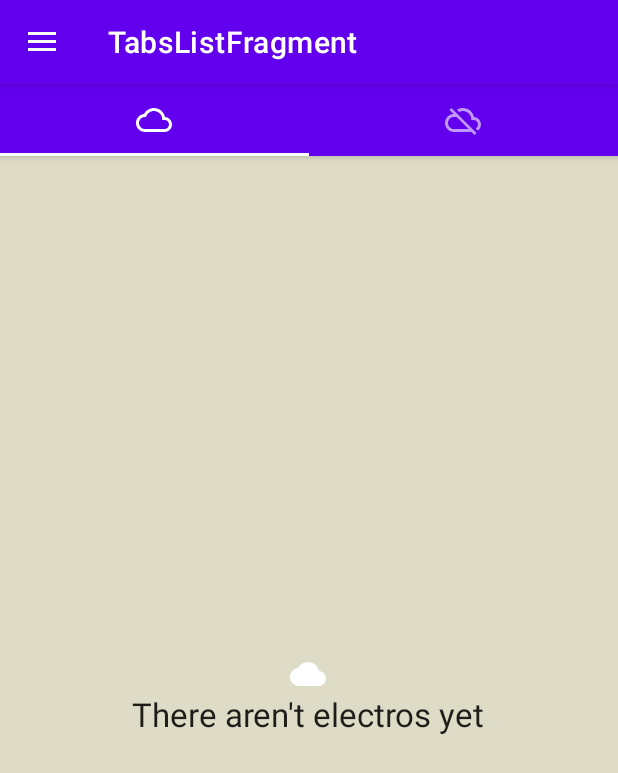
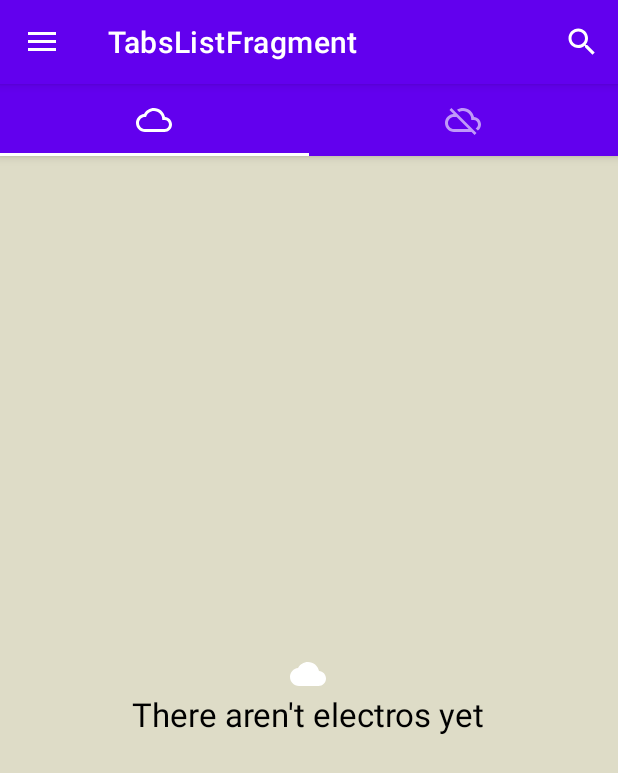
Before and after one commit to IsmaelRP/TFG, an Android app: the TabsListFragment screen opened through its navigation route, on a phone screen of 412 x 824 dp. Shown: the top 773 px of the screen. Run offline under Robolectric (Android 15) with nearby library versions, the phone set to English and light mode, and no system bars; our stand-ins replace Firebase (no records; nobody signed in at launch, a user with empty details on screens opened directly), data binding, navigation-ui; 3 statements that could not run were skipped.

Commit message:
V.7.3
Implementados items de menú correctamente, TODO hacer uso de lupa de búsqueda para las listas

```diff
--- a/app/src/main/java/project/tfg/ecgscan/ui/home/HomeFragment.java
+++ b/app/src/main/java/project/tfg/ecgscan/ui/home/HomeFragment.java
@@ -9,8 +9,6 @@ import android.os.Bundle;
 import android.provider.MediaStore;
 import android.text.InputType;
 import android.view.LayoutInflater;
-import android.view.Menu;
-import android.view.MenuInflater;
 import android.view.View;
 import android.view.ViewGroup;
 import android.widget.EditText;
@@ -38,7 +36,6 @@ import java.time.LocalDate;
 import java.time.format.DateTimeFormatter;
 import java.util.Objects;
 
-import project.tfg.ecgscan.R;
 import project.tfg.ecgscan.data.Event;
 import project.tfg.ecgscan.databinding.FragmentHomeBinding;
 import project.tfg.ecgscan.ui.secondActivity.SecondActivityViewModel;
@@ -59,17 +56,10 @@ public class HomeFragment extends Fragment {
     }
 
     @Override
-    public void onCreateOptionsMenu(@NonNull Menu menu, @NonNull MenuInflater inflater) {
-        inflater.inflate(R.menu.main_menu, menu);
-        super.onCreateOptionsMenu(menu, inflater);
-    }
-
-    @Override
     public View onCreateView(LayoutInflater inflater, ViewGroup container, Bundle savedInstanceState) {
         b = FragmentHomeBinding.inflate(inflater, container, false);
         return b.getRoot();
     }
-
 
     private void startImageFunctionality(Bitmap image) {
         b.imageView.setImageBitmap(image);
--- a/app/src/main/java/project/tfg/ecgscan/ui/list/ListFragment.java
+++ b/app/src/main/java/project/tfg/ecgscan/ui/list/ListFragment.java
@@ -3,8 +3,6 @@ package project.tfg.ecgscan.ui.list;
 import android.graphics.BitmapFactory;
 import android.os.Bundle;
 import android.view.LayoutInflater;
-import android.view.Menu;
-import android.view.MenuInflater;
 import android.view.View;
 import android.view.ViewGroup;
 
@@ -30,7 +28,6 @@ import java.util.Collections;
 import java.util.Date;
 import java.util.List;
 
-import project.tfg.ecgscan.R;
 import project.tfg.ecgscan.data.ElectroImage;
 import project.tfg.ecgscan.data.Event;
 import project.tfg.ecgscan.databinding.FragmentListBinding;
@@ -49,12 +46,6 @@ public class ListFragment extends Fragment {
     private ListFragmentAdapter listAdapter;
 
     private int aux = 0;
-
-    @Override
-    public void onCreate(@Nullable Bundle savedInstanceState) {
-        setHasOptionsMenu(true);
-        super.onCreate(savedInstanceState);
-    }
 
     public static ListFragment newInstance() {
         return new ListFragment();
@@ -124,16 +115,9 @@ public class ListFragment extends Fragment {
     @Override
     public View onCreateView(LayoutInflater inflater, ViewGroup container, Bundle savedInstanceState) {
         b = FragmentListBinding.inflate(inflater, container, false);
-        setHasOptionsMenu(true);
         return b.getRoot();
     }
 
-    @Override
-    public void onCreateOptionsMenu(@NonNull Menu menu, @NonNull MenuInflater inflater) {
-        inflater.inflate(R.menu.menu_list, menu);
-
-        super.onCreateOptionsMenu(menu, inflater);
-    }
 
     private void setupViews(View view) {
         secondVM = ViewModelProviders.of(requireActivity()).get(SecondActivityViewModel.class);
--- a/app/src/main/java/project/tfg/ecgscan/ui/secondActivity/SecondActivity.java
+++ b/app/src/main/java/project/tfg/ecgscan/ui/secondActivity/SecondActivity.java
@@ -4,6 +4,8 @@ import android.content.Intent;
 import android.content.SharedPreferences;
 import android.os.Bundle;
 import android.util.Log;
+import android.view.Menu;
+import android.view.MenuInflater;
 import android.view.MenuItem;
 
 import androidx.annotation.Nullable;
@@ -44,6 +46,7 @@ public class SecondActivity extends AppCompatActivity {
     private SharedPreferences preferences;
     private FirebaseStorage storage;
     private StorageReference storageRef;
+    private Toolbar toolbar;
 
     @Override
     protected void onCreate(@Nullable Bundle savedInstanceState) {
@@ -53,7 +56,13 @@ public class SecondActivity extends AppCompatActivity {
         setupNavigationGraph();
         setupPreferences();
         setupFirebaseStorage();
+    }
 
+    @Override
+    public boolean onCreateOptionsMenu(Menu menu) {
+        MenuInflater inflater = getMenuInflater();
+        inflater.inflate(R.menu.main_menu, menu);
+        return true;
     }
 
     private void setupFirebaseStorage() {
@@ -63,6 +72,7 @@ public class SecondActivity extends AppCompatActivity {
         secondActivityViewModel.setFirebaseStorage(storage);
         secondActivityViewModel.setStorageReference(storageRef);
     }
+
 
     private FirebaseStorage configureFirebase(String projectID, String applicationID, String APIkey, String databaseURL) {
         FirebaseOptions options = new FirebaseOptions.Builder()
@@ -93,39 +103,39 @@ public class SecondActivity extends AppCompatActivity {
     }
 
 
-
     private void setupViews() {
         secondActivityViewModel = ViewModelProviders.of(this, new SecondActivityViewModelFactory()).get(SecondActivityViewModel.class);
 
-        Toolbar myToolbar = Objects.requireNonNull(findViewById(R.id.my_toolbar));
+        toolbar = Objects.requireNonNull(findViewById(R.id.my_toolbar));
 
-        setSupportActionBar(myToolbar);
+        setSupportActionBar(toolbar);
+
         navController = Navigation.findNavController(this, R.id.nav_second_host_fragment);
 
         navigationView = ActivityCompat.requireViewById(this, R.id.mainNavigationView);
         drawerLayout = Objects.requireNonNull(findViewById(R.id.mainDrawer));
 
-        navController.addOnDestinationChangedListener(
-                (controller, destination, arguments) -> setTitle(destination.getLabel()));
-
+        //navController.addOnDestinationChangedListener(
+          //      (controller, destination, arguments) -> setTitle(destination.getLabel()));
 
         navController.addOnDestinationChangedListener((controller, destination, arguments) -> {
+            String test = destination.getDisplayName();
             switch (destination.getId()) {
-                case R.id.listFragment:
-                    navigationView.getMenu().clear();
-                    navigationView.inflateMenu(R.menu.menu_list);
+                case R.id.tabsListFragment:
+                    toolbar.getMenu().clear();
+                    toolbar.inflateMenu(R.menu.menu_list);
                     break;
                 default:
-                    navigationView.getMenu().clear();
-                    navigationView.inflateMenu(R.menu.main_menu);
+                    toolbar.getMenu().clear();
+                    toolbar.inflateMenu(R.menu.main_menu);
                     break;
             }
         });
 
+
         appBarConfiguration = new AppBarConfiguration.Builder(R.id.homeFragment, R.id.listFragment, R.id.settingsFragment, R.id.tabsListFragment).setDrawerLayout(drawerLayout).build();
 
         NavigationUI.setupActionBarWithNavController(this, navController, appBarConfiguration);
-
     }
 
 
@@ -212,17 +222,6 @@ public class SecondActivity extends AppCompatActivity {
     }
 
 
-    /*@Override
-    public void onBackPressed() {
-        DrawerLayout mainDrawer = findViewById(R.id.mainDrawer);
-        if (mainDrawer != null && mainDrawer.isDrawerOpen(GravityCompat.START)) {
-            mainDrawer.closeDrawer(GravityCompat.START);
-        } else {
-            super.onBackPressed();
-        }
-    }
-
-     */
 
 
 }
--- a/app/src/main/java/project/tfg/ecgscan/ui/tabsList/TabsListFragment.java
+++ b/app/src/main/java/project/tfg/ecgscan/ui/tabsList/TabsListFragment.java
@@ -2,8 +2,6 @@ package project.tfg.ecgscan.ui.tabsList;
 
 import android.os.Bundle;
 import android.view.LayoutInflater;
-import android.view.Menu;
-import android.view.MenuInflater;
 import android.view.View;
 import android.view.ViewGroup;
 
@@ -27,12 +25,6 @@ public class TabsListFragment extends Fragment {
 
     private FragmentTabslistBinding b;
     private SecondActivityViewModel vm;
-
-    @Override
-    public void onCreate(@Nullable Bundle savedInstanceState) {
-        super.onCreate(savedInstanceState);
-        setHasOptionsMenu(true);
-    }
 
 
     @Override
@@ -98,14 +90,6 @@ public class TabsListFragment extends Fragment {
         });
     }
 
-    @Override
-    public void onCreateOptionsMenu(@NonNull Menu menu, @NonNull MenuInflater inflater) {
-        inflater.inflate(R.menu.tabs_menu, menu);
-
-        super.onCreateOptionsMenu(menu, inflater);
-    }
-
-
     /*
     private void changeToolbarScrollBehavior(boolean scrollable) {
         AppBarLayout.LayoutParams params =
--- a/app/src/main/res/menu/main_menu.xml
+++ b/app/src/main/res/menu/main_menu.xml
@@ -7,12 +7,12 @@
         android:id="@+id/menu_logout"
         android:icon="@drawable/ic_baseline_logout_24"
         android:title="@string/logout"
-        app:showAsAction="ifRoom" />
+        app:showAsAction="never" />
 
     <item
         android:id="@+id/menu_settings"
         android:icon="@drawable/ic_baseline_settings_24"
         android:title="@string/settings"
-        app:showAsAction="ifRoom" />
+        app:showAsAction="never" />
 
 </menu>
--- a/app/src/main/res/values/themes.xml
+++ b/app/src/main/res/values/themes.xml
@@ -12,7 +12,8 @@
         <!-- Status bar color. -->
         <item name="android:statusBarColor">?attr/colorPrimaryVariant</item>
         <item name="android:textColorSecondary">@color/white</item>
-        <!-- Customize your theme here. -->
+        <item name="android:actionMenuTextColor">@color/black</item>
+
     </style>
 
     <style name="Theme.ECGScanNoActionBar" parent="Theme.MaterialComponents.DayNight.NoActionBar">
@@ -26,7 +27,11 @@
         <item name="colorOnSecondary">@color/black</item>
         <!-- Status bar color. -->
         <item name="android:statusBarColor">?attr/colorPrimaryVariant</item>
-        <!-- Customize your theme here. -->
+
+        <!-- To change font color on context menu in toolbar -->
+        <item name="android:textColorPrimary">@color/black</item>
+        <item name="android:textColorSecondary">@color/black</item>
+        <item name="android:textColor">@color/black</item>
     </style>
 
     <style name="SplashTheme" parent="Theme.ECGScan">
```
